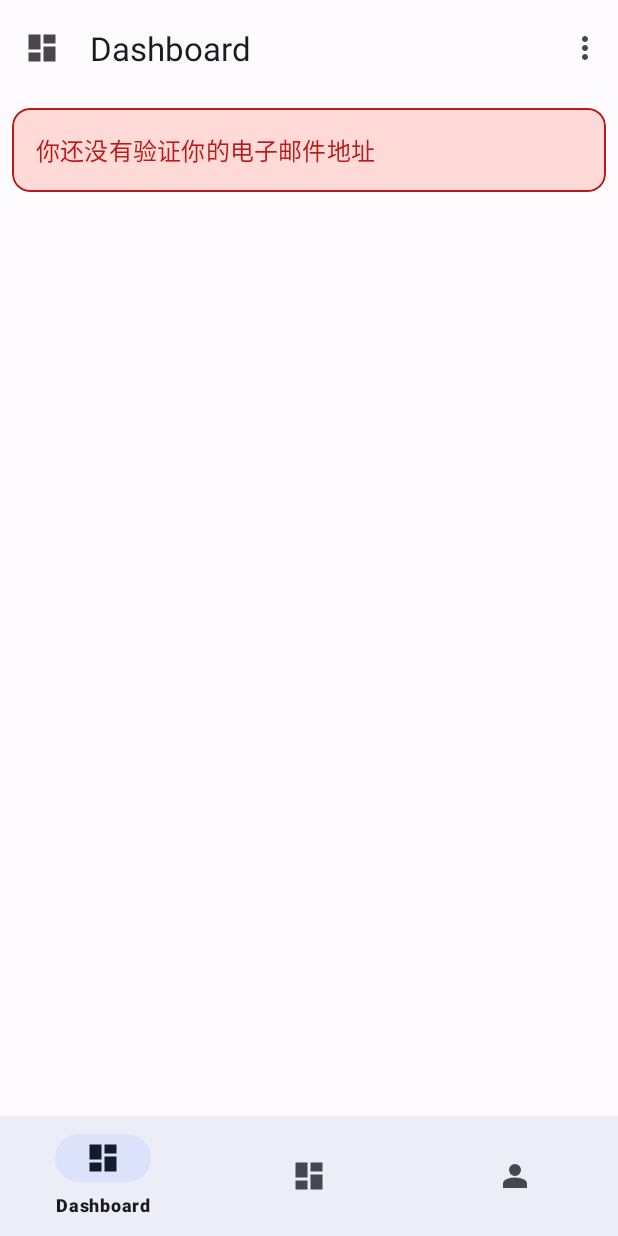
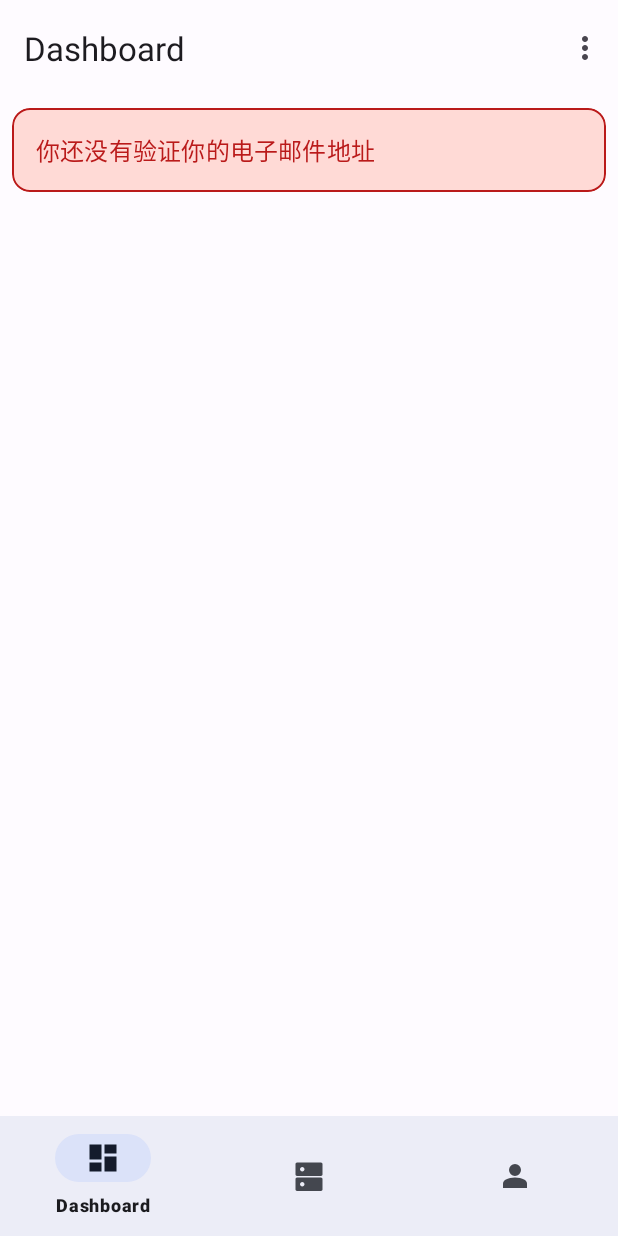
Before and after one commit to Cjiio/Uplay, an Android app: the screen it shows after launch (MainActivity), on a phone screen of 412 x 824 dp. Run offline under Robolectric (Android 15) with nearby library versions, the phone set to English and light mode, and no system bars; our stand-ins replace navigation-ui.

Commit message:
移除main中fragment的icons

```diff
--- /dev/null
+++ b/app/src/main/res/drawable/ic_servers_24dp.xml
@@ -0,0 +1,10 @@
+<vector xmlns:android="http://schemas.android.com/apk/res/android"
+    android:width="24dp"
+    android:height="24dp"
+    android:viewportWidth="24"
+    android:viewportHeight="24"
+    android:tint="?attr/colorControlNormal">
+    <path
+        android:fillColor="@android:color/white"
+        android:pathData="M7.5,6Q6.875,6 6.438,6.438Q6,6.875 6,7.5Q6,8.125 6.438,8.562Q6.875,9 7.5,9Q8.125,9 8.562,8.562Q9,8.125 9,7.5Q9,6.875 8.562,6.438Q8.125,6 7.5,6ZM7.5,16Q6.875,16 6.438,16.438Q6,16.875 6,17.5Q6,18.125 6.438,18.562Q6.875,19 7.5,19Q8.125,19 8.562,18.562Q9,18.125 9,17.5Q9,16.875 8.562,16.438Q8.125,16 7.5,16ZM4,3H20Q20.425,3 20.712,3.287Q21,3.575 21,4V11Q21,11.425 20.712,11.712Q20.425,12 20,12H4Q3.575,12 3.288,11.712Q3,11.425 3,11V4Q3,3.575 3.288,3.287Q3.575,3 4,3ZM4,13H20Q20.425,13 20.712,13.287Q21,13.575 21,14V21Q21,21.425 20.712,21.712Q20.425,22 20,22H4Q3.575,22 3.288,21.712Q3,21.425 3,21V14Q3,13.575 3.288,13.287Q3.575,13 4,13Z"/>
+</vector>
--- a/app/src/main/res/layout/fragment_dashboard.xml
+++ b/app/src/main/res/layout/fragment_dashboard.xml
@@ -20,8 +20,7 @@
                 android:layout_width="match_parent"
                 android:layout_height="?attr/actionBarSize"
                 app:title="@string/main.nav_title.dashboard"
-                app:menu="@menu/bottom_nav_menu"
-                app:navigationIcon="@drawable/ic_dashboard_24dp" />
+                app:menu="@menu/bottom_nav_menu"/>
 
         </com.google.android.material.appbar.AppBarLayout>
 
--- a/app/src/main/res/layout/fragment_profile.xml
+++ b/app/src/main/res/layout/fragment_profile.xml
@@ -20,8 +20,7 @@
                 android:layout_width="match_parent"
                 android:layout_height="?attr/actionBarSize"
                 app:title="@string/main.nav_title.profile"
-                app:menu="@menu/bottom_nav_menu"
-                app:navigationIcon="@drawable/ic_dashboard_24dp" />
+                app:menu="@menu/bottom_nav_menu"/>
 
         </com.google.android.material.appbar.AppBarLayout>
 
--- a/app/src/main/res/layout/fragment_servers.xml
+++ b/app/src/main/res/layout/fragment_servers.xml
@@ -20,8 +20,7 @@
                 android:layout_width="match_parent"
                 android:layout_height="?attr/actionBarSize"
                 app:title="@string/main.nav_title.servers"
-                app:menu="@menu/bottom_nav_menu"
-                app:navigationIcon="@drawable/ic_dashboard_24dp" />
+                app:menu="@menu/bottom_nav_menu"/>
 
         </com.google.android.material.appbar.AppBarLayout>
 
--- a/app/src/main/res/menu/bottom_nav_menu.xml
+++ b/app/src/main/res/menu/bottom_nav_menu.xml
@@ -8,7 +8,7 @@
 
     <item
         android:id="@+id/navigation_servers"
-        android:icon="@drawable/ic_dashboard_24dp"
+        android:icon="@drawable/ic_servers_24dp"
         android:title="@string/main.nav_title.servers" />
 
     <item
```
